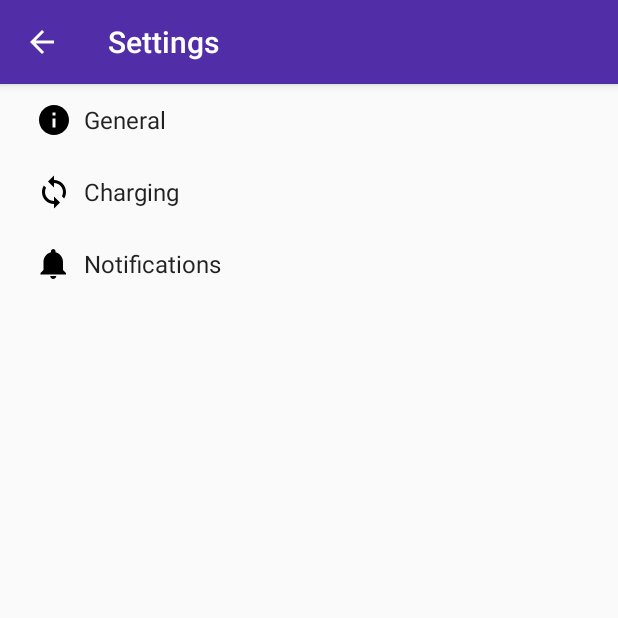
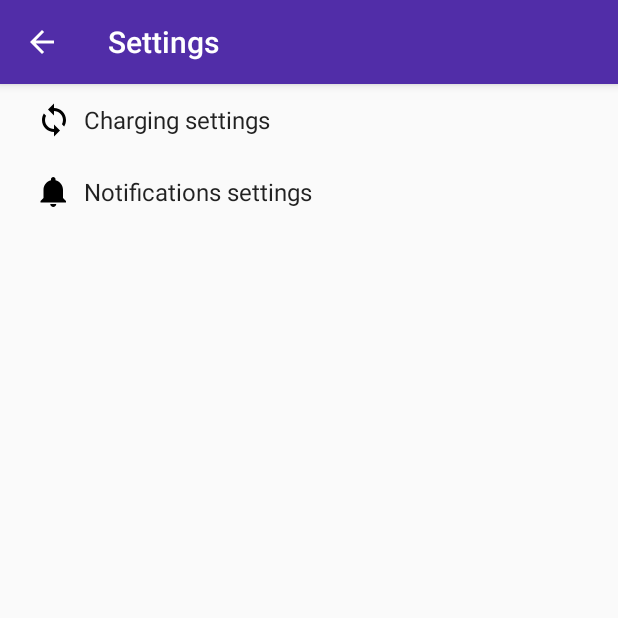
Before and after one commit to SergiiGalai/EVChargeHelper, an Android app: the SettingsActivity screen opened directly, with no data from a screen before it, on a phone screen of 412 x 824 dp, the top half of it. Run offline under Robolectric (Android 15) with nearby library versions, the phone set to English and light mode, and no system bars.

Commit message:
Settings screen fixes

```diff
--- a/app/src/main/res/values/strings.xml
+++ b/app/src/main/res/values/strings.xml
@@ -5,10 +5,13 @@
 
     <!-- Strings related to Settings -->
 
-    <!-- Example General settings -->
-    <string name="pref_header_general">General</string>
+    <!-- Example settings for Charging -->
+    <string name="pref_header_charging">Charging settings</string>
 
-    <string name="pref_title_car_list">Car Model</string>
+    <string name="pref_title_voltage">Default voltage in network, V</string>
+    <string name="pref_title_amperage">Default consuming amperage, A</string>
+    <string name="pref_title_charging_loss">Battery charging loss, %</string>
+    <string name="pref_title_battery_capacity">Useful battery capacity, kWh</string>
     <string-array name="pref_car_list_titles">
         <item>Nissan Leaf</item>
         <item>Chevy Volt, 2011–2015</item>
@@ -20,21 +23,13 @@
         <item>Ampera</item>
     </string-array>
 
-    <!-- Example settings for Charging -->
-    <string name="pref_header_charging">Charging</string>
+    <!-- Example settings for Notifications -->
+    <string name="pref_header_notifications">Notifications settings</string>
 
-    <string name="pref_title_voltage">Default voltage, V</string>
-    <string name="pref_title_amperage">Default amperage, A</string>
-    <string name="pref_title_charging_loss">Charging loss, %</string>
-    <string name="pref_title_battery_capacity">Useful battery capacity, kWh</string>
-
-    <!-- Example settings for Notifications -->
-    <string name="pref_header_notifications">Notifications</string>
-
-    <string name="pref_title_allow_app_notifications">Own notifications</string>
+    <string name="pref_title_allow_app_notifications">Use application own notifications</string>
     <string name="pref_description_allow_app_notifications">Custom sound is used to make it easier to distinguish from other notifications</string>
 
-    <string name="pref_title_allow_calendar_notifications">Google calendar notifications</string>
+    <string name="pref_title_allow_calendar_notifications">Use Google calendar notifications</string>
     <string name="pref_description_allow_calendar_notifications">Enable notifications with default reminders.</string>
 
     <string name="pref_title_allow_calendar_permission_notifications">Custom Google calendar notifications</string>
--- a/app/src/main/res/xml/pref_charging.xml
+++ b/app/src/main/res/xml/pref_charging.xml
@@ -1,7 +1,13 @@
 <PreferenceScreen xmlns:android="http://schemas.android.com/apk/res/android">
+    <!--<ListPreference-->
+    <!--android:defaultValue="-1"-->
+    <!--android:entries="@array/pref_car_list_titles"-->
+    <!--android:entryValues="@array/pref_car_list_values"-->
+    <!--android:key="car_list"-->
+    <!--android:negativeButtonText="@null"-->
+    <!--android:positiveButtonText="@null"-->
+    <!--android:title="@string/pref_title_car_list"/>-->
 
-    <!-- NOTE: EditTextPreference accepts EditText attributes. -->
-    <!-- NOTE: EditTextPreference's summary should be set to its value by the activity code. -->
     <EditTextPreference
         android:defaultValue="220"
         android:inputType="number"
@@ -20,4 +26,21 @@
         android:singleLine="true"
         android:title="@string/pref_title_amperage"/>
 
+    <EditTextPreference
+        android:defaultValue="27"
+        android:inputType="number"
+        android:key="charging_loss"
+        android:maxLines="1"
+        android:selectAllOnFocus="true"
+        android:singleLine="true"
+        android:title="@string/pref_title_charging_loss"/>
+
+    <EditTextPreference
+        android:defaultValue="11"
+        android:inputType="number"
+        android:key="battery_capacity"
+        android:maxLines="1"
+        android:selectAllOnFocus="true"
+        android:singleLine="true"
+        android:title="@string/pref_title_battery_capacity"/>
 </PreferenceScreen>
--- a/app/src/main/res/xml/pref_general.xml
+++ /dev/null
@@ -1,33 +0,0 @@
-<PreferenceScreen xmlns:android="http://schemas.android.com/apk/res/android">
-
-    <!-- NOTE: Hide buttons to simplify the UI. Users can touch outside the dialog to
-         dismiss it. -->
-    <!-- NOTE: ListPreference's summary should be set to its value by the activity code. -->
-    <ListPreference
-        android:defaultValue="-1"
-        android:entries="@array/pref_car_list_titles"
-        android:entryValues="@array/pref_car_list_values"
-        android:key="car_list"
-        android:negativeButtonText="@null"
-        android:positiveButtonText="@null"
-        android:title="@string/pref_title_car_list"/>
-
-    <EditTextPreference
-        android:defaultValue="27"
-        android:inputType="number"
-        android:key="charging_loss"
-        android:maxLines="1"
-        android:selectAllOnFocus="true"
-        android:singleLine="true"
-        android:title="@string/pref_title_charging_loss"/>
-
-    <EditTextPreference
-        android:defaultValue="11"
-        android:inputType="number"
-        android:key="battery_capacity"
-        android:maxLines="1"
-        android:selectAllOnFocus="true"
-        android:singleLine="true"
-        android:title="@string/pref_title_battery_capacity"/>
-
-</PreferenceScreen>
--- a/app/src/main/res/xml/pref_headers.xml
+++ b/app/src/main/res/xml/pref_headers.xml
@@ -1,12 +1,6 @@
 <preference-headers xmlns:android="http://schemas.android.com/apk/res/android">
 
     <!-- These settings headers are only used on tablets. -->
-
-    <header
-        android:fragment="com.example.dell.chargehelper.SettingsActivity$GeneralPreferenceFragment"
-        android:icon="@drawable/ic_info_black_24dp"
-        android:title="@string/pref_header_general"/>
-
     <header
         android:fragment="com.example.dell.chargehelper.SettingsActivity$ChargingPreferenceFragment"
         android:icon="@drawable/ic_sync_black_24dp"
```
Also changed, not shown: app/src/main/java/com/example/dell/chargehelper/SettingsActivity.java (+9 -59 lines), 2 other files.
